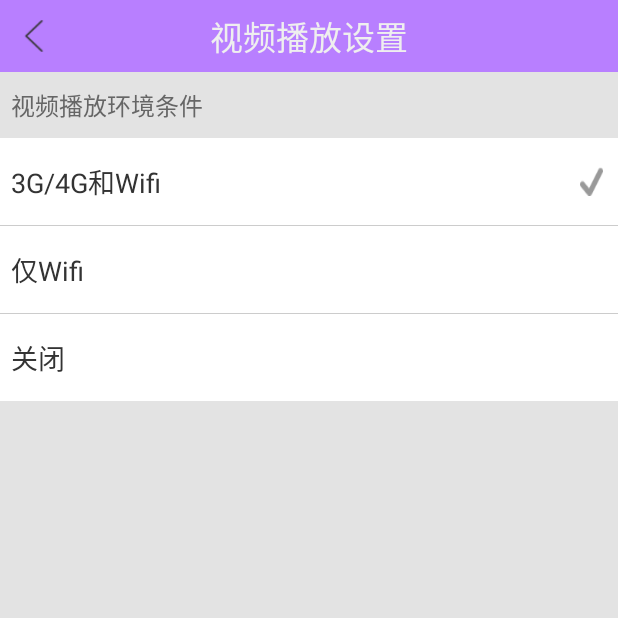
After one commit to youyuge34/ImoocXianYu, an Android app: the SettingActivity screen opened directly, with no data from a screen before it, on a phone screen of 412 x 824 dp, the top half of it. The commit adds this screen. Run offline under Robolectric (Android 15) with nearby library versions, the phone set to English and light mode, and no system bars.

Commit message:
8-5完成，视频播放网络设定测试ok

```diff
--- a/app/src/main/AndroidManifest.xml
+++ b/app/src/main/AndroidManifest.xml
@@ -33,7 +33,7 @@
     <application
         android:name=".application.ImoocApplication"
         android:allowBackup="true"
-        android:icon="@mipmap/ic_launcher"
+        android:icon="@mipmap/manyou_logo"
         android:label="@string/app_name"
         android:supportsRtl="true"
         android:theme="@style/AppTheme">
@@ -56,6 +56,7 @@
             android:configChanges="orientation|keyboardHidden"
             android:screenOrientation="portrait"
             android:windowSoftInputMode="stateAlwaysHidden" />
+        <activity android:name=".activity.SettingActivity" />
 
     </application>
 
--- /dev/null
+++ b/app/src/main/java/com/example/yousheng/imoocxianyu/activity/SettingActivity.java
@@ -0,0 +1,115 @@
+package com.example.yousheng.imoocxianyu.activity;
+
+import android.os.Bundle;
+import android.support.annotation.Nullable;
+import android.support.v7.app.AppCompatActivity;
+import android.view.View;
+import android.widget.CheckBox;
+import android.widget.ImageView;
+import android.widget.RelativeLayout;
+
+import com.example.yousheng.imoocsdk.constant.SDKConstant.AutoPlaySetting;
+import com.example.yousheng.imoocsdk.core.AdParameters;
+import com.example.yousheng.imoocxianyu.R;
+import com.example.yousheng.imoocxianyu.db.SPManager;
+
+/**
+ * Created by yousheng on 17/6/1.
+ *
+ * @function 设置网络受限情况
+ */
+
+public class SettingActivity extends AppCompatActivity implements View.OnClickListener {
+
+    /**
+     * UI
+     */
+    private RelativeLayout mAlwayLayout;
+    private RelativeLayout mWifiLayout;
+    private RelativeLayout mNeverLayout;
+    private CheckBox mWifiBox, mAlwayBox, mNeverBox;
+    private ImageView mBackView;
+
+    private static int ALWAYS = 0;
+    private static int WIFI = 1;
+    private static int NEVER = 2;
+
+    @Override
+    protected void onCreate(@Nullable Bundle savedInstanceState) {
+        super.onCreate(savedInstanceState);
+        setContentView(R.layout.activity_setting_layout);
+
+        initView();
+    }
+
+    private void initView() {
+        mBackView = (ImageView) findViewById(R.id.back_view);
+        mWifiLayout = (RelativeLayout) findViewById(R.id.wifi_layout);
+        mWifiBox = (CheckBox) findViewById(R.id.wifi_check_box);
+        mAlwayLayout = (RelativeLayout) findViewById(R.id.alway_layout);
+        mAlwayBox = (CheckBox) findViewById(R.id.alway_check_box);
+        mNeverLayout = (RelativeLayout) findViewById(R.id.close_layout);
+        mNeverBox = (CheckBox) findViewById(R.id.close_check_box);
+
+        mBackView.setOnClickListener(this);
+        mWifiLayout.setOnClickListener(this);
+        mAlwayLayout.setOnClickListener(this);
+        mNeverLayout.setOnClickListener(this);
+
+        //sp取出值
+        int currentSetting = SPManager.getInstance().getInt(SPManager.VIDEO_PLAY_SETTING, ALWAYS);
+
+        //在对应选项上打钩
+        switch (currentSetting) {
+            case 0:
+                //总是可用
+                mAlwayBox.setBackgroundResource(R.drawable.setting_selected);
+                mWifiBox.setBackgroundResource(0);
+                mNeverBox.setBackgroundResource(0);
+                break;
+
+            case 1:
+                mAlwayBox.setBackgroundResource(0);
+                mWifiBox.setBackgroundResource(R.drawable.setting_selected);
+                mNeverBox.setBackgroundResource(0);
+                break;
+
+            case 2:
+                mAlwayBox.setBackgroundResource(0);
+                mWifiBox.setBackgroundResource(0);
+                mNeverBox.setBackgroundResource(R.drawable.setting_selected);
+                break;
+        }
+    }
+
+    @Override
+    public void onClick(View v) {
+        switch (v.getId()) {
+            case R.id.alway_layout:
+                SPManager.getInstance().putInt(SPManager.VIDEO_PLAY_SETTING, 0);
+                //通知当前设置到视频播放sdk
+                AdParameters.setCurrentSetting(AutoPlaySetting.AUTO_PLAY_3G_4G_WIFI);
+                mAlwayBox.setBackgroundResource(R.drawable.setting_selected);
+                mWifiBox.setBackgroundResource(0);
+                mNeverBox.setBackgroundResource(0);
+                break;
+            case R.id.close_layout:
+                SPManager.getInstance().putInt(SPManager.VIDEO_PLAY_SETTING, 2);
+                AdParameters.setCurrentSetting(AutoPlaySetting.AUTO_PLAY_NEVER);
+                mAlwayBox.setBackgroundResource(0);
+                mWifiBox.setBackgroundResource(0);
+                mNeverBox.setBackgroundResource(R.drawable.setting_selected);
+                break;
+            case R.id.wifi_layout:
+                SPManager.getInstance().putInt(SPManager.VIDEO_PLAY_SETTING, 1);
+                AdParameters.setCurrentSetting(AutoPlaySetting.AUTO_PLAY_ONLY_WIFI);
+                mAlwayBox.setBackgroundResource(0);
+                mWifiBox.setBackgroundResource(R.drawable.setting_selected);
+                mNeverBox.setBackgroundResource(0);
+                break;
+            case R.id.back_view:
+                finish();
+                break;
+        }
+    }
+}
--- a/app/src/main/res/drawable/bg_home_search.xml
+++ b/app/src/main/res/drawable/bg_home_search.xml
@@ -4,8 +4,8 @@
 
     <gradient
         android:angle="90"
-        android:startColor="@color/color_fed952"
-        android:endColor="#ff9b00"
+        android:startColor="@color/color_B87FFF"
+        android:endColor="@color/color_CA39DB"
         />
 
 </shape>
--- /dev/null
+++ b/app/src/main/res/layout/activity_setting_layout.xml
@@ -0,0 +1,141 @@
+<LinearLayout xmlns:android="http://schemas.android.com/apk/res/android"
+              android:layout_width="match_parent"
+              android:layout_height="match_parent"
+              android:background="@color/color_e3e3e3"
+              android:orientation="vertical"
+>
+
+    <RelativeLayout
+        android:layout_width="match_parent"
+        android:layout_height="48dp"
+        android:background="@color/color_B87FFF"
+    >
+        <ImageView
+            android:id="@+id/back_view"
+            android:layout_width="25dp"
+            android:layout_height="25dp"
+            android:layout_centerVertical="true"
+            android:layout_marginLeft="10dp"
+            android:background="@drawable/comment_back_normal"
+        />
+        <TextView
+            android:layout_width="wrap_content"
+            android:layout_height="wrap_content"
+            android:layout_centerInParent="true"
+            android:text="@string/video_play_setting"
+            android:textColor="@color/color_efefef"
+            android:textSize="22sp"
+        />
+    </RelativeLayout>
+
+    <TextView
+        android:layout_width="wrap_content"
+        android:layout_height="wrap_content"
+        android:layout_marginBottom="10dp"
+        android:layout_marginLeft="7dp"
+        android:layout_marginTop="10dp"
+        android:text="@string/video_setting"
+        android:textColor="@color/color_666666"
+        android:textSize="16sp"
+    />
+    <RelativeLayout
+        android:id="@+id/alway_layout"
+        android:layout_width="match_parent"
+        android:layout_height="wrap_content"
+    >
+        <TextView
+            android:id="@+id/alway_view"
+            android:layout_width="match_parent"
+            android:layout_height="wrap_content"
+            android:background="@color/white"
+            android:paddingBottom="15dp"
+            android:paddingLeft="7dp"
+            android:paddingTop="15dp"
+            android:text="@string/auto_player_always"
+            android:textColor="@color/color_333333"
+            android:textSize="18sp"
+        />
+
+        <CheckBox
+            android:id="@+id/alway_check_box"
+            android:layout_width="wrap_content"
+            android:layout_height="wrap_content"
+            android:layout_alignParentRight="true"
+            android:layout_centerVertical="true"
+            android:layout_marginRight="10dp"
+            android:button="@null"
+            android:checked="false"
+            android:clickable="false"
+        />
+    </RelativeLayout>
+    <View
+        android:layout_width="match_parent"
+        android:layout_height="0.5dp"
+        android:background="@color/color_cccccc"
+    />
+    <RelativeLayout
+        android:id="@+id/wifi_layout"
+        android:layout_width="match_parent"
+        android:layout_height="wrap_content"
+    >
+        <TextView
+            android:id="@+id/wifi_view"
+            android:layout_width="match_parent"
+            android:layout_height="wrap_content"
+            android:background="@color/white"
+            android:paddingBottom="15dp"
+            android:paddingLeft="7dp"
+            android:paddingTop="15dp"
+            android:text="@string/auto_player_only_wifi"
+            android:textColor="@color/color_333333"
+            android:textSize="18sp"
+        />
+
+        <CheckBox
+            android:id="@+id/wifi_check_box"
+            android:layout_width="wrap_content"
+            android:layout_height="wrap_content"
+            android:layout_alignParentRight="true"
+            android:layout_centerVertical="true"
+            android:layout_marginRight="10dp"
+            android:button="@null"
+            android:checked="false"
+            android:clickable="false"
+        />
+    </RelativeLayout>
+    <View
+        android:layout_width="match_parent"
+        android:layout_height="0.5dp"
+        android:background="@color/color_cccccc"
+    />
+    <RelativeLayout
+        android:id="@+id/close_layout"
+        android:layout_width="match_parent"
+        android:layout_height="wrap_content"
+    >
+        <TextView
+            android:id="@+id/close_view"
+            android:layout_width="match_parent"
+            android:layout_height="wrap_content"
+            android:background="@color/white"
+            android:paddingBottom="15dp"
+            android:paddingLeft="7dp"
+            android:paddingTop="15dp"
+            android:text="@string/auto_player_never"
+            android:textColor="@color/color_333333"
+            android:textSize="18sp"
+        />
+
+        <CheckBox
+            android:id="@+id/close_check_box"
+            android:layout_width="wrap_content"
+            android:layout_height="wrap_content"
+            android:layout_alignParentRight="true"
+            android:layout_centerVertical="true"
+            android:layout_marginRight="10dp"
+            android:button="@null"
+            android:checked="false"
+            android:clickable="false"
+        />
+    </RelativeLayout>
+</LinearLayout>
--- a/app/src/main/res/values/colors.xml
+++ b/app/src/main/res/values/colors.xml
@@ -6,6 +6,8 @@
 
     <!-- Default screen margins, per the Android Design guidelines. -->
         <color name="color_333333">#333333</color>
+        <color name="color_B87FFF">#B87FFF</color>
+        <color name="color_CA39DB">#CA39DB</color>
         <color name="color_cccccc">#cccccc</color>
         <color name="color_fed952">#fed952</color>
         <color name="color_ced912">#ced912</color>
--- a/app/src/main/res/values/strings.xml
+++ b/app/src/main/res/values/strings.xml
@@ -1,5 +1,5 @@
 <resources>
-    <string name="app_name">ImoocXianYu</string>
+    <string name="app_name">漫尤</string>
     <string name="app_id">57c432ae</string>
 
     <string name="hello_world">Hello world!</string>
@@ -31,7 +31,7 @@
     <string name="auto_player_only_wifi">仅Wifi</string>
     <string name="auto_player_never">关闭</string>
     <string name="video_setting">视频播放环境条件</string>
-    <string name="share_imooc">分享imooc给朋友</string>
+    <string name="share_imooc">分享漫尤给朋友</string>
     <string name="my_qrcode">我的二维码</string>
     <string name="please_wait">加载中...</string>
     <string name="personal_info">的个人主页</string>
--- a/imoocsdk/src/main/java/com/example/yousheng/imoocsdk/util/Utils.java
+++ b/imoocsdk/src/main/java/com/example/yousheng/imoocsdk/util/Utils.java
@@ -87,8 +87,7 @@ public class Utils {
                 result = false;
                 break;
         }
-//        return result;
-        return true;
+        return result;
     }
     /**
      * 获取对应应用的版本号
--- a/imoocsdk/src/main/java/com/example/yousheng/imoocsdk/widget/CostumeVideoView.java
+++ b/imoocsdk/src/main/java/com/example/yousheng/imoocsdk/widget/CostumeVideoView.java
@@ -28,6 +28,7 @@ import android.widget.RelativeLayout;
 import com.example.yousheng.imoocsdk.R;
 import com.example.yousheng.imoocsdk.constant.LogUtils;
 import com.example.yousheng.imoocsdk.constant.SDKConstant;
+import com.example.yousheng.imoocsdk.core.AdParameters;
 import com.example.yousheng.imoocsdk.util.Utils;
 
 /**
@@ -232,7 +233,8 @@ public class CostumeVideoView extends RelativeLayout implements View.OnClickList
     //屏幕里的显示面积>50%，就播放
     private void decideCanPlay() {
         LogUtils.d(TAG, "decideCanPlay");
-        if (Utils.getVisiblePercent(mParentContainer) > SDKConstant.VIDEO_SCREEN_PERCENT)
+        if (Utils.canAutoPlay(getContext(),
+                AdParameters.getCurrentSetting()) && Utils.getVisiblePercent(mParentContainer) > SDKConstant.VIDEO_SCREEN_PERCENT)
         //来回切换页面时，只有 >50,且满足自动播放条件才自动播放
         {
             setCurrentPlayState(STATE_PAUSING);
```
Also changed, not shown: app/src/main/java/com/example/yousheng/imoocxianyu/db/SPManager.java (added, +119 -0 lines), app/src/main/java/com/example/yousheng/imoocxianyu/view/fragment/home/MineFragment.java (+84 -1 lines), app/src/main/res/layout/fragment_mine_layout.xml (added, +195 -0 lines), app/src/main/res/mipmap-xhdpi/manyou_logo.jpg (added).
